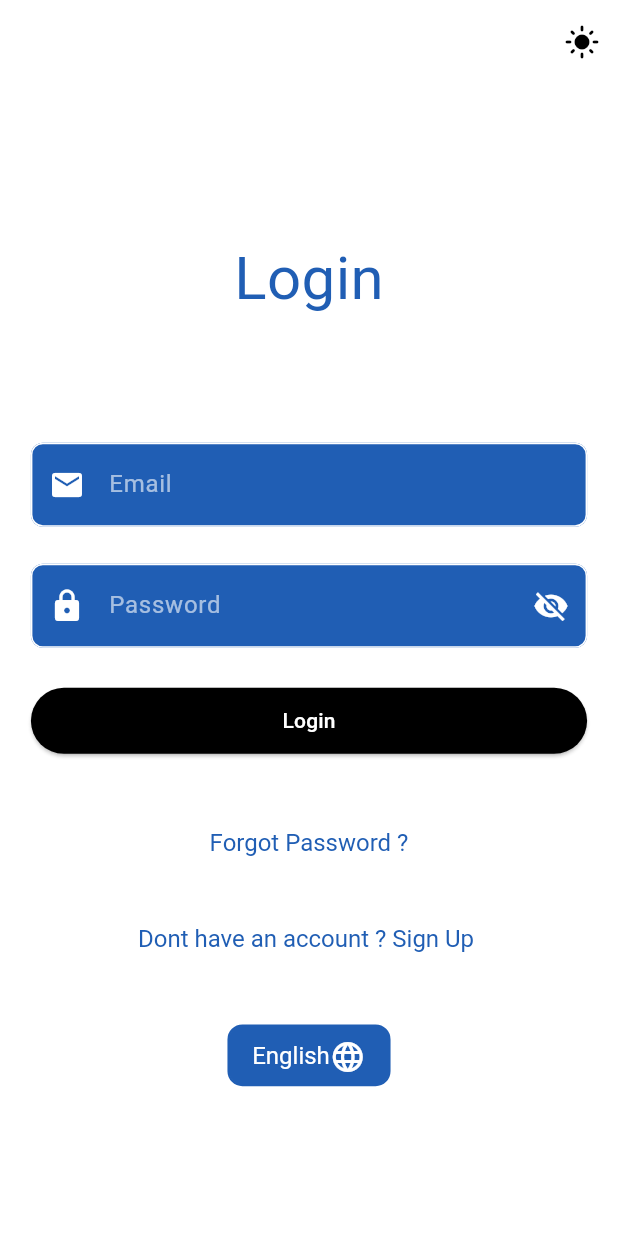
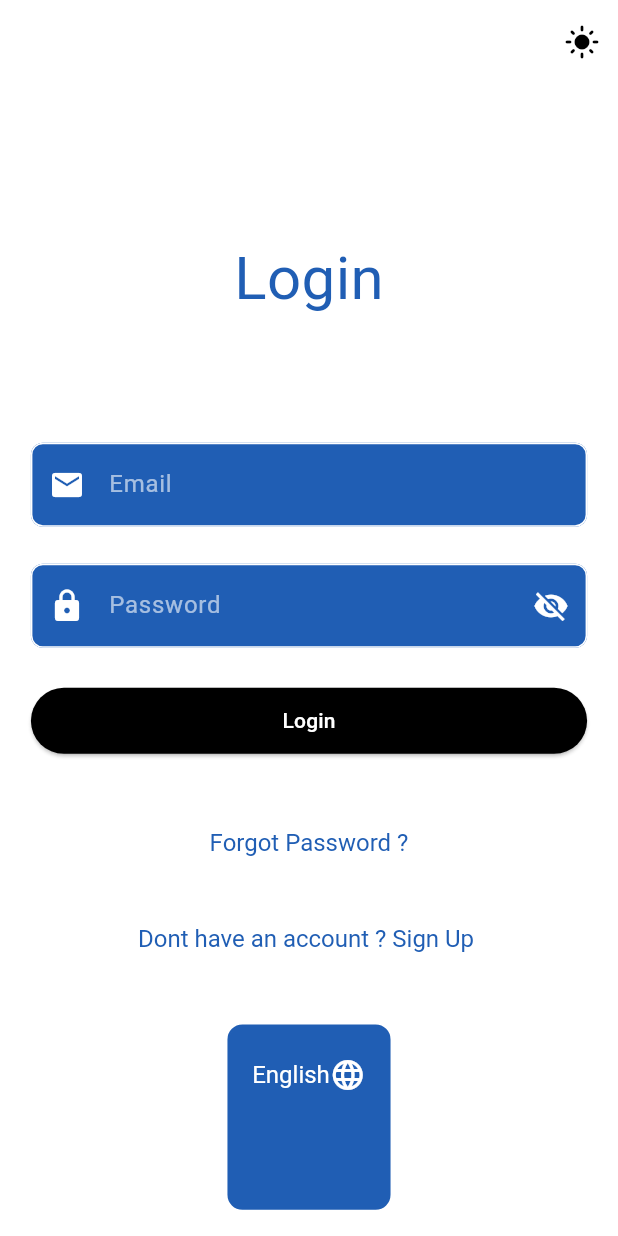
Before and after one commit to qutaiba-kot/Graduation-proj, a Flutter app: the screen it shows after launch, on a phone screen of 412 x 824 dp. Run offline on Flutter 3.47's test engine with Material 3 defaults, Android fonts, the phone set to English and light mode, and no system bars; our stand-ins replace geolocator, get, get_storage, google_maps_flutter, image_picker, supabase_flutter; missing offline and left inert: bcrypt; accounts and stored records are empty.

Commit message:
first cama

```diff
--- a/lib/app/global/language_selector.dart
+++ b/lib/app/global/language_selector.dart
@@ -12,7 +12,7 @@ class LanguageSelector extends StatelessWidget {
   @override
   Widget build(BuildContext context) {
     return Container(
-      height:  getHeight(context, 0.05), // التحكم في الارتفاع
+      height:  getHeight(context, 0.15), // التحكم في الارتفاع
       padding: EdgeInsets.symmetric(horizontal: 15.0, vertical: 8.0),
       decoration: BoxDecoration(
         color: Theme.of(context).colorScheme.primary, // لون خلفية لطيف
```
